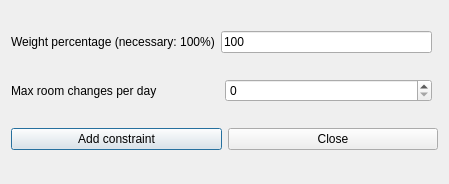
First picture: the form in fet/src/interface/addconstraintteachersmaxroomchangesperrealdayform_template.ui, repository vonmecheln/fet, before the edit.
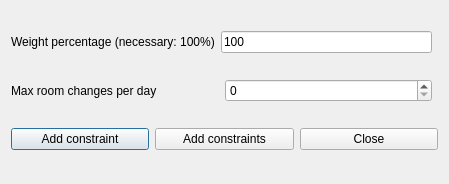
Second picture: the form after the edit.

Patch:
```diff
--- a/fet/src/interface/addconstraintteachersmaxroomchangesperrealdayform_template.ui
+++ b/fet/src/interface/addconstraintteachersmaxroomchangesperrealdayform_template.ui
@@ -23,6 +23,13 @@
        </property>
       </widget>
      </item>
+     <item>
+      <widget class="QPushButton" name="addConstraintsPushButton">
+       <property name="text">
+        <string>Add constraints</string>
+       </property>
+      </widget>
+     </item>
      <item>
       <widget class="QPushButton" name="closePushButton">
        <property name="text">
```
